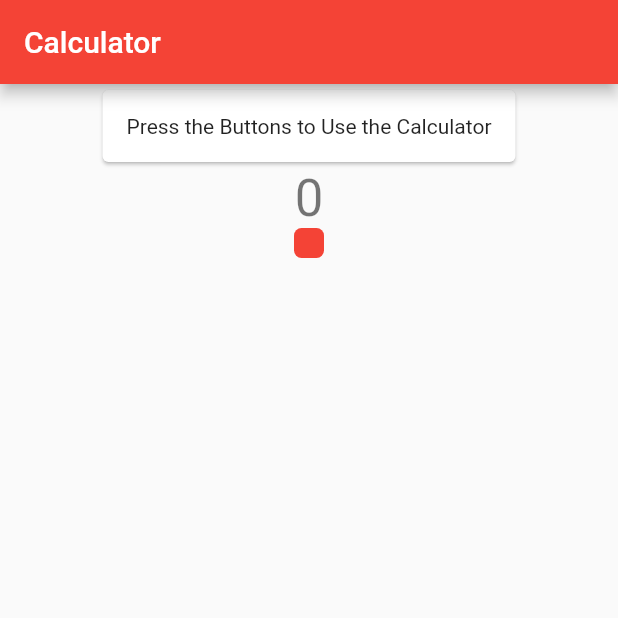
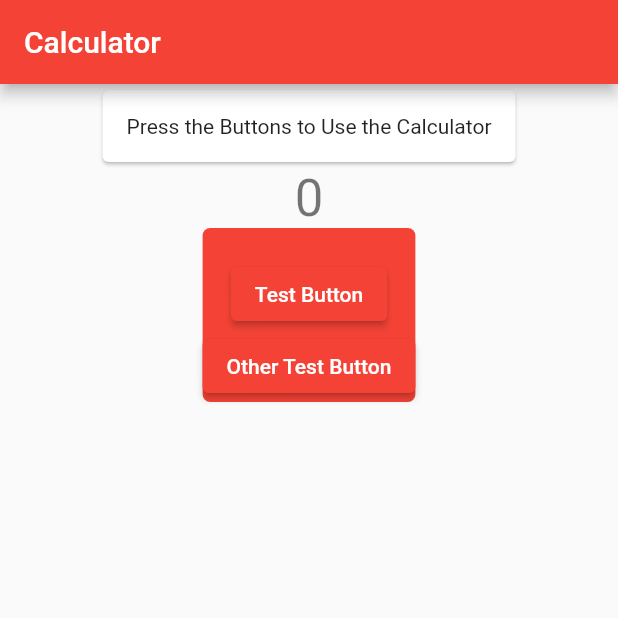
Before and after one commit to OwenPortfolio/flutter-calc, a Flutter app: the screen it shows after launch, on a phone screen of 412 x 824 dp, the top half of it. Run offline on Flutter 3.47's test engine with Material 2 defaults, Android fonts, the phone set to English and light mode, and no system bars.

Commit message:
add first simple buttons

```diff
--- a/lib/main.dart
+++ b/lib/main.dart
@@ -94,9 +94,25 @@ class _MyHomePageState extends State<MyHomePage> {
                 color: Colors.red,
                 borderRadius: BorderRadius.circular(5)
               ),
-              child: Padding(
-                padding:EdgeInsets.all(10.0),
-              )
+              child: Column (
+                children: [
+                  Padding(
+                    padding:EdgeInsets.all(10.0),
+                  ),
+                  ElevatedButton(
+                    onPressed: (){
+
+                    },
+                    child: Text('Test Button')
+                  ),
+                  ElevatedButton(
+                    onPressed: (){
+
+                    },
+                    child: Text('Other Test Button')
+                  )
+                ]
+              ),
             ),
           ],
         ),
```
